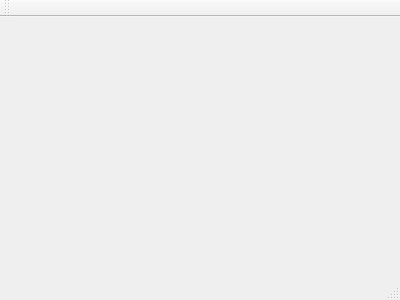
The window that task10/mainwindow.ui (RomanLevkovych/pllug) describes before a commit, drawn with Qt 5.
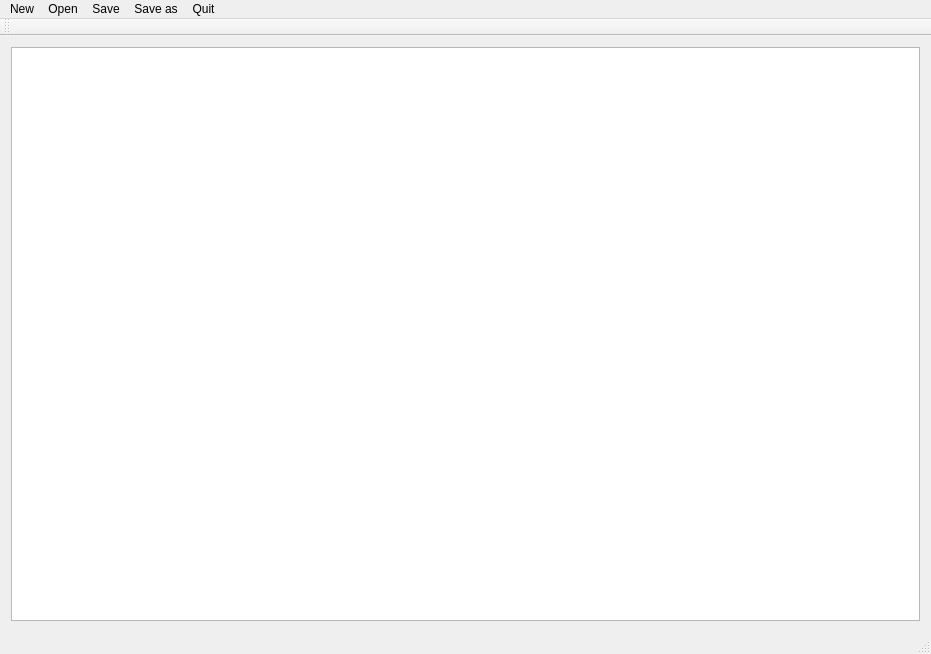
The same window after the commit.

```diff
--- a/task10/mainwindow.ui
+++ b/task10/mainwindow.ui
@@ -1,24 +1,81 @@
 <ui version="4.0">
  <class>MainWindow</class>
- <widget class="QMainWindow" name="MainWindow" >
-  <property name="geometry" >
+ <widget class="QMainWindow" name="MainWindow">
+  <property name="geometry">
    <rect>
     <x>0</x>
     <y>0</y>
-    <width>400</width>
-    <height>300</height>
+    <width>931</width>
+    <height>654</height>
    </rect>
   </property>
-  <property name="windowTitle" >
+  <property name="sizePolicy">
+   <sizepolicy hsizetype="Maximum" vsizetype="Maximum">
+    <horstretch>0</horstretch>
+    <verstretch>0</verstretch>
+   </sizepolicy>
+  </property>
+  <property name="windowTitle">
    <string>MainWindow</string>
   </property>
-  <widget class="QMenuBar" name="menuBar" />
-  <widget class="QToolBar" name="mainToolBar" />
-  <widget class="QWidget" name="centralWidget" />
-  <widget class="QStatusBar" name="statusBar" />
+  <widget class="QWidget" name="centralWidget">
+   <layout class="QVBoxLayout" name="verticalLayout">
+    <item>
+     <widget class="QTextEdit" name="textEdit"/>
+    </item>
+   </layout>
+  </widget>
+  <widget class="QMenuBar" name="menuBar">
+   <property name="geometry">
+    <rect>
+     <x>0</x>
+     <y>0</y>
+     <width>931</width>
+     <height>22</height>
+    </rect>
+   </property>
+   <widget class="QMenu" name="menuNew">
+    <property name="title">
+     <string>New</string>
+    </property>
+   </widget>
+   <widget class="QMenu" name="menuOpen">
+    <property name="title">
+     <string>Open</string>
+    </property>
+   </widget>
+   <widget class="QMenu" name="menuSave">
+    <property name="title">
+     <string>Save</string>
+    </property>
+   </widget>
+   <widget class="QMenu" name="menuSave_as">
+    <property name="title">
+     <string>Save as</string>
+    </property>
+   </widget>
+   <widget class="QMenu" name="menuQuit">
+    <property name="title">
+     <string>Quit</string>
+    </property>
+   </widget>
+   <addaction name="menuNew"/>
+   <addaction name="menuOpen"/>
+   <addaction name="menuSave"/>
+   <addaction name="menuSave_as"/>
+   <addaction name="menuQuit"/>
+  </widget>
+  <widget class="QToolBar" name="mainToolBar">
+   <attribute name="toolBarArea">
+    <enum>TopToolBarArea</enum>
+   </attribute>
+   <attribute name="toolBarBreak">
+    <bool>false</bool>
+   </attribute>
+  </widget>
+  <widget class="QStatusBar" name="statusBar"/>
  </widget>
- <layoutDefault spacing="6" margin="11" />
- <pixmapfunction></pixmapfunction>
+ <layoutdefault spacing="6" margin="11"/>
  <resources/>
  <connections/>
 </ui>
```
Left out of the diff: 1 changed line with no effect on the pictures.
